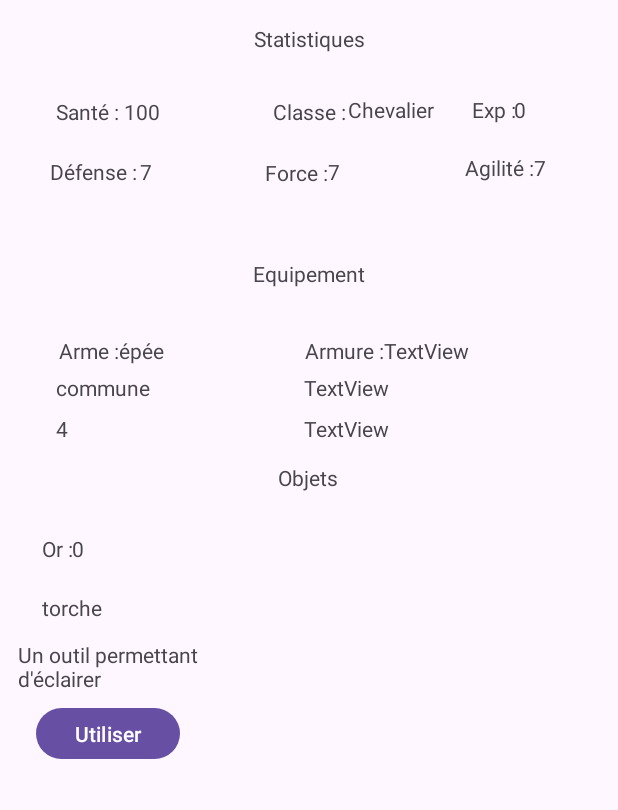
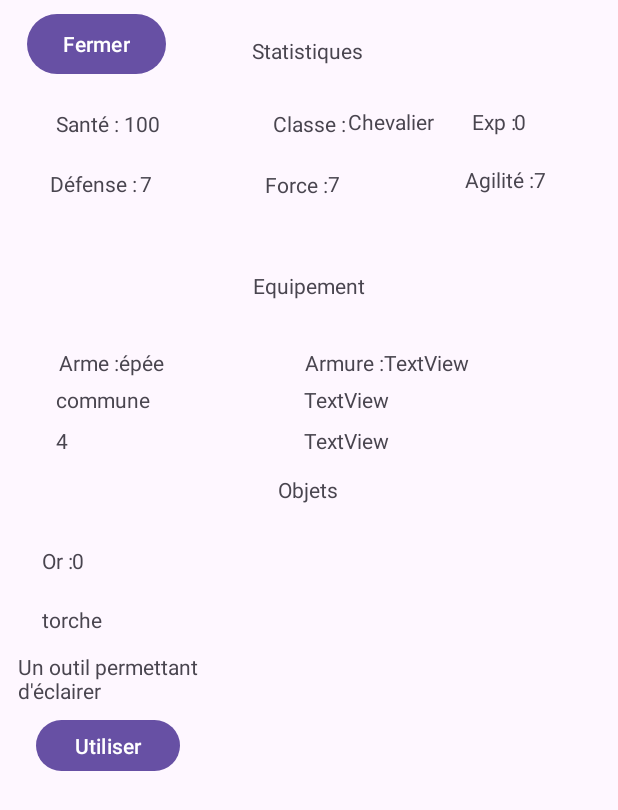
Before and after one commit to nathanremond/ProjetNathanJilenKave, an Android app: the InventoryActivity screen opened directly, with no data from a screen before it, on a phone screen of 412 x 824 dp. Shown: the top 810 px of the screen. Run offline under Robolectric (Android 15) with nearby library versions, the phone set to English and light mode, and no system bars.

Commit message:
feat: ajout d'un bouton dans inventaire

```diff
--- a/app/src/main/java/com/example/projetnathanjilenkave/InventoryActivity.java
+++ b/app/src/main/java/com/example/projetnathanjilenkave/InventoryActivity.java
@@ -1,6 +1,8 @@
 package com.example.projetnathanjilenkave;
 
+import android.content.Intent;
 import android.os.Bundle;
+import android.widget.Button;
 import android.widget.TextView;
 
 import androidx.activity.EdgeToEdge;
@@ -20,6 +22,7 @@ public class InventoryActivity extends AppCompatActivity {
         Weapon a1 = new Weapon("épée", "commune", 4, 30);
         Armor ar1 = new Armor("armure", "rare", 10, 50);
         Object o1 = new Object("torche", "Un outil permettant d'éclairer", 20);
+        Button closeBtn = findViewById(R.id.ButtonClose);
 
         TextView health = findViewById(R.id.StatHealthValue);
         TextView exp = findViewById(R.id.StatExpValue);
@@ -51,6 +54,11 @@ public class InventoryActivity extends AppCompatActivity {
         nameObject.setText(String.valueOf(o1.getName()));
         descriptionObject.setText(String.valueOf(o1.getDescription()));
 
+        closeBtn.setOnClickListener(view -> {
+            Intent intentToContextActivity = new Intent(this, ContextActivity.class);
+            startActivity(intentToContextActivity);
+        });
+
 
     }
 }
--- a/app/src/main/res/layout/activity_inventory.xml
+++ b/app/src/main/res/layout/activity_inventory.xml
@@ -21,11 +21,10 @@
         android:id="@+id/Stats"
         android:layout_width="wrap_content"
         android:layout_height="wrap_content"
-        android:layout_marginTop="16dp"
+        android:layout_marginStart="57dp"
+        android:layout_marginTop="24dp"
         android:text="Statistiques"
-        app:layout_constraintEnd_toEndOf="parent"
-        app:layout_constraintHorizontal_bias="0.5"
-        app:layout_constraintStart_toStartOf="parent"
+        app:layout_constraintStart_toEndOf="@+id/ButtonClose"
         app:layout_constraintTop_toTopOf="parent" />
 
     <TextView
@@ -288,4 +287,14 @@
         app:layout_constraintStart_toEndOf="@+id/WeaponBonusStat"
         app:layout_constraintTop_toBottomOf="@+id/ArmorRarity" />
 
+    <Button
+        android:id="@+id/ButtonClose"
+        android:layout_width="wrap_content"
+        android:layout_height="wrap_content"
+        android:layout_marginStart="18dp"
+        android:layout_marginTop="5dp"
+        android:text="Fermer"
+        app:layout_constraintStart_toStartOf="parent"
+        app:layout_constraintTop_toTopOf="parent" />
+
 </androidx.constraintlayout.widget.ConstraintLayout>
```
